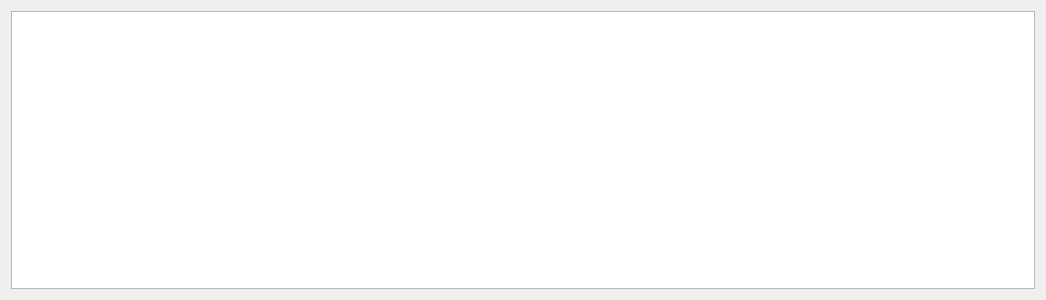
Before: the Qt Designer form src/GSvar/PRSWidget.ui in imgag/ngs-bits, drawn with Qt 5.
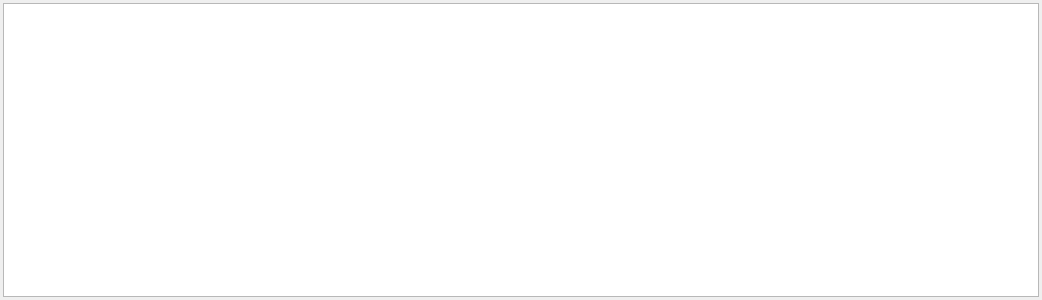
After: the same form once the commit is applied.

```diff
--- a/src/GSvar/PRSWidget.ui
+++ b/src/GSvar/PRSWidget.ui
@@ -14,6 +14,21 @@
    <string>Form</string>
   </property>
   <layout class="QVBoxLayout" name="verticalLayout">
+   <property name="spacing">
+    <number>3</number>
+   </property>
+   <property name="leftMargin">
+    <number>3</number>
+   </property>
+   <property name="topMargin">
+    <number>3</number>
+   </property>
+   <property name="rightMargin">
+    <number>3</number>
+   </property>
+   <property name="bottomMargin">
+    <number>3</number>
+   </property>
    <item>
     <widget class="QTableWidget" name="prs">
      <property name="minimumSize">
```
